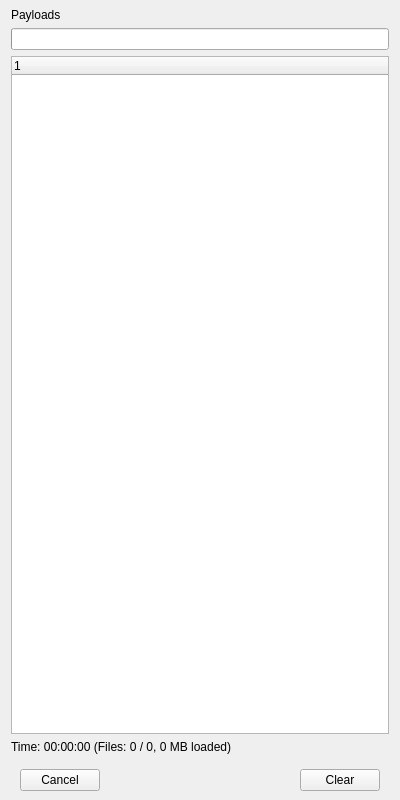
Above: sources/usdpayloadview.ui from mikaelsundell/usdviewer before the change. Below: the same form after it.
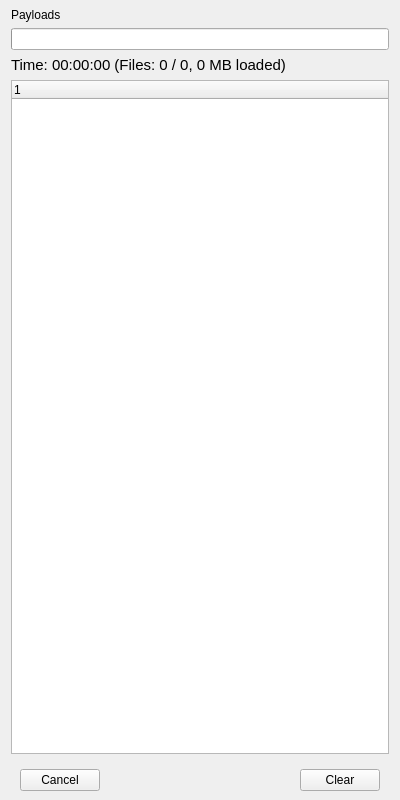
That is the form after the change.

Diff of the .ui file:
```diff
--- a/sources/usdpayloadview.ui
+++ b/sources/usdpayloadview.ui
@@ -58,6 +58,18 @@
         </property>
        </widget>
       </item>
+      <item>
+       <widget class="QLabel" name="status">
+        <property name="font">
+         <font>
+          <pointsize>11</pointsize>
+         </font>
+        </property>
+        <property name="text">
+         <string>Time: 00:00:00 (Files: 0 / 0, 0 MB loaded)</string>
+        </property>
+       </widget>
+      </item>
       <item>
        <widget class="QTreeWidget" name="payloadTree">
         <column>
@@ -67,13 +79,6 @@
         </column>
        </widget>
       </item>
-      <item>
-       <widget class="QLabel" name="label_5">
-        <property name="text">
-         <string>Time: 00:00:00 (Files: 0 / 0, 0 MB loaded)</string>
-        </property>
-       </widget>
-      </item>
       <item>
        <widget class="QWidget" name="widget_6" native="true">
         <property name="minimumSize">
```
Left out of the diff: 6 changed lines with no effect on the pictures.
